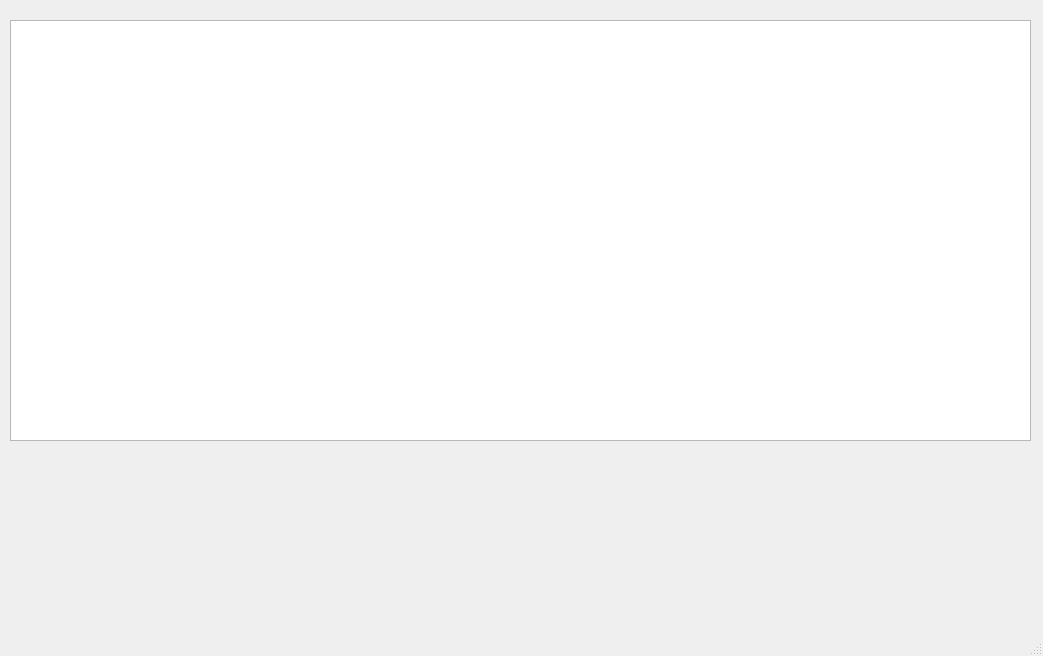
Qt form consulta_base.ui (vmeazevedo/Sistema_de_Controle_de_Atendimento_RDS-MySQL) before a commit.
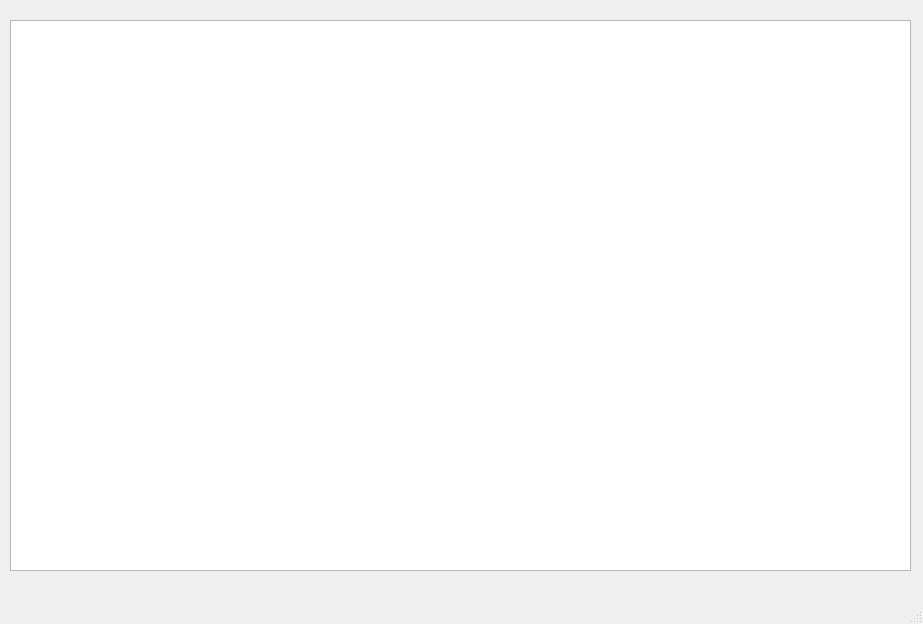
The same form after that commit.

Commit message: estilização das telas

Patch:
```diff
--- a/consulta_base.ui
+++ b/consulta_base.ui
@@ -6,8 +6,8 @@
    <rect>
     <x>0</x>
     <y>0</y>
-    <width>1043</width>
-    <height>656</height>
+    <width>923</width>
+    <height>624</height>
    </rect>
   </property>
   <property name="windowTitle">
@@ -19,8 +19,8 @@
      <rect>
       <x>10</x>
       <y>20</y>
-      <width>1021</width>
-      <height>421</height>
+      <width>901</width>
+      <height>551</height>
      </rect>
     </property>
    </widget>
```
Left out of the diff: 2 changed lines with no effect on the pictures. The commit also changes 2 other files.
